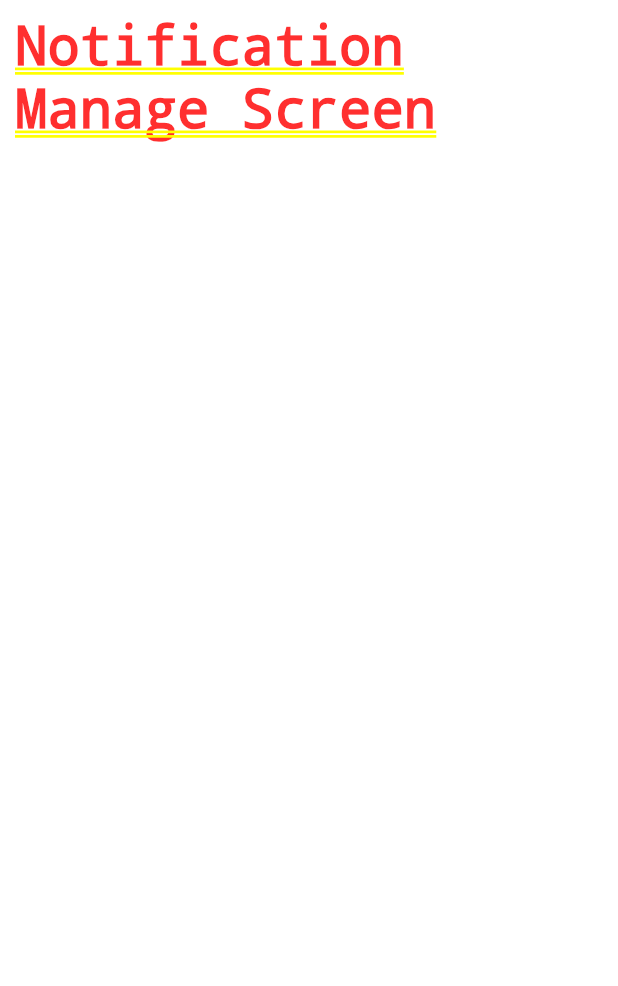
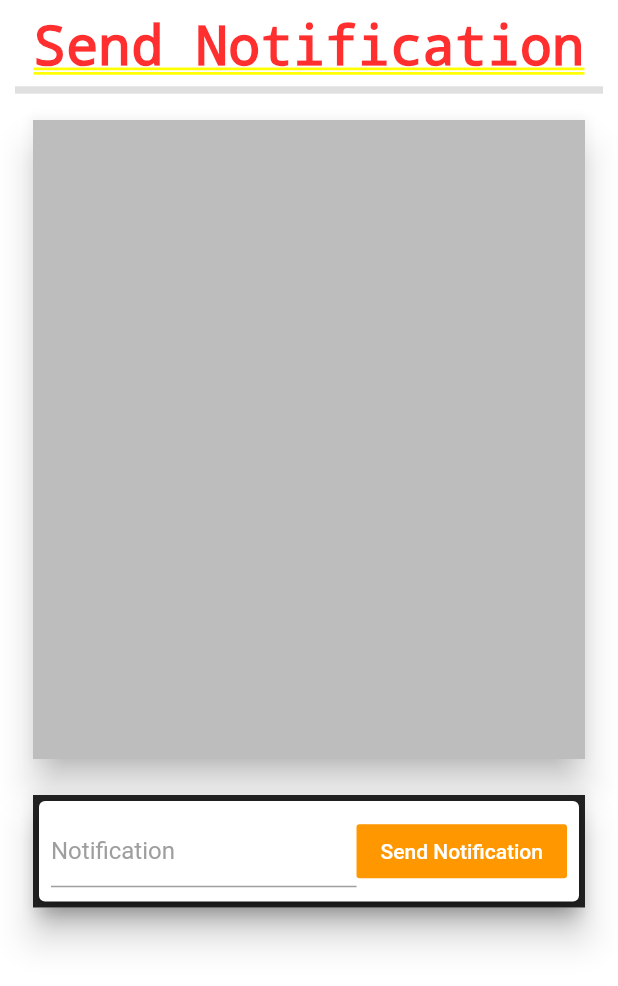
Before and after one commit to OnebytesProjects/Grocery-App, a Flutter app: the NotificationScreen screen opened directly, on a phone screen of 412 x 824 dp. Shown: the top 986 px of the screen. Run offline on Flutter 3.47's test engine with Material 2 defaults, Android fonts, the phone set to English and light mode, and no system bars; our stand-ins replace cloud_firestore, expandable_text, firebase_auth, firebase_core, firebase_storage, flutter_easyloading and 6 more; missing offline and left inert: ars_progress_dialog, clipboard, dart:ffi, dart:html, firebase, flutter_admin_scaffold and 3 more; accounts and stored records are empty; statements that could not run were skipped.

Commit message:
Test-7,BugFix-7
Notification Implemented

```diff
--- /dev/null
+++ b/Admin/lib/Screens/Notification/NotificationWidget.dart
@@ -0,0 +1,71 @@
+import 'package:admin/Screens/Notification/SendNotificationwidget.dart';
+import 'package:admin/Services/notificationservice.dart';
+import 'package:cloud_firestore/cloud_firestore.dart';
+import 'package:firebase_core/firebase_core.dart';
+import 'package:flutter/material.dart';
+
+class NotificationWidget extends StatefulWidget {
+  const NotificationWidget({Key? key}) : super(key: key);
+
+  @override
+  _NotificationWidgetState createState() => _NotificationWidgetState();
+}
+
+class _NotificationWidgetState extends State<NotificationWidget> {
+  NotifiationService _services = NotifiationService();
+
+  @override
+  Widget build(BuildContext context) {
+    return Scaffold(
+      backgroundColor: Colors.grey[300],
+      body: DisplayNotifications(),
+    );
+  }
+  DisplayNotifications(){
+    return Container(
+      height: double.infinity,
+      width: double.infinity,
+      color: Colors.grey[400],
+      child: Padding(
+        padding: EdgeInsets.all(10),
+        child:StreamBuilder<QuerySnapshot>(
+          stream: _services.notifications.doc('Admin').collection('notifications').snapshots(),
+          builder: (BuildContext context, AsyncSnapshot<QuerySnapshot> snapshot) {
+            if (snapshot.hasError) {
+              return Text('Something went wrong');
+            }
+
+            if (snapshot.connectionState == ConnectionState.waiting) {
+              return Text("Loading");
+            }
+
+            return ListView(
+              children: snapshot.data!.docs.map((DocumentSnapshot document) {
+                Map<String, dynamic> data = document.data()! as Map<String, dynamic>;
+                return Card(
+                  elevation: 3,
+                  child: Padding(
+                    padding: const EdgeInsets.all(8.0),
+                    child: ListTile(
+                      title: Text(data['content']),
+                      trailing: IconButton(
+                        icon: Icon(Icons.delete),
+                        onPressed: (){
+
+                          DeleteNotification(document.id);
+                        },
+                      ),
+                    ),
+                  ),
+                );
+              }).toList(),
+            );
+          },
+        )
+      ),
+    );
+  }
+  DeleteNotification(docId){
+    _services.notifications.doc('Admin').collection('notifications').doc(docId).delete();
+  }
+}
--- /dev/null
+++ b/Admin/lib/Screens/Notification/SendNotificationwidget.dart
@@ -0,0 +1,107 @@
+import 'package:admin/Services/notificationservice.dart';
+import 'package:cloud_firestore/cloud_firestore.dart';
+import 'package:flutter/material.dart';
+import 'package:flutter_easyloading/flutter_easyloading.dart';
+
+class SendNotificaton extends StatefulWidget {
+  const SendNotificaton({Key? key}) : super(key: key);
+
+  @override
+  _SendNotificatonState createState() => _SendNotificatonState();
+}
+
+class _SendNotificatonState extends State<SendNotificaton> {
+  final _formKey = GlobalKey<FormState>();
+  var notificationcontroller = TextEditingController();
+  String notificationData = '';
+  NotifiationService _services = NotifiationService();
+
+  @override
+  Widget build(BuildContext context) {
+    return Scaffold(
+      body:Form(
+        key: _formKey,
+        child: Container(
+            height: 75,
+            width: double.infinity,
+            color: Colors.black87,
+            child: Card(
+              elevation: 5,
+              child: Padding(
+                padding: const EdgeInsets.all(8.0),
+                child: Row(
+                  children: [
+                    Expanded(
+                      child: TextFormField(
+                        controller: notificationcontroller,
+                        validator: (value) {
+                          if (value!.isEmpty) {
+                            return 'Enter Notification';
+                          }
+                          return null;
+                        },
+                        decoration: InputDecoration(
+                          contentPadding: EdgeInsets.zero,
+                          labelText: 'Notification',
+                          labelStyle: TextStyle(color: Colors.grey),
+                        ),
+                      ),
+                    ),
+                    FlatButton(
+                      color: Colors.orange,
+                      child: Text(
+                        'Send Notification',
+                        style: TextStyle(color: Colors.white),
+                      ),
+                      onPressed: () {
+                        if (_formKey.currentState!.validate()) {
+                          print(notificationcontroller.text);
+                          setState(() {
+                            this.notificationData = notificationcontroller.text;
+                          });
+                          //update admin
+                          _services.notifications.doc('Admin').set({
+                            'user':'Admin',
+                          });
+                          _services.notifications.doc('Admin').collection('notifications').add({
+                            'content':notificationData,
+                          });
+
+                          //user update
+                          FirebaseFirestore.instance
+                              .collection('users')
+                              .get()
+                              .then((QuerySnapshot querySnapshot) {
+                            querySnapshot.docs.forEach((doc) {
+
+                              print('data: ${doc["id"]}\n');
+                              UpdateUserNotification(doc['id'].toString(),notificationData);
+                            });
+                          });
+                          EasyLoading.showSuccess('Notification Published');
+                          notificationcontroller.clear();
+                        }
+                      },
+                    ),
+                  ],
+                ),
+              ),
+            )),
+      ),
+    );
+  }
+  UpdateUserNotification(userid,data){
+
+    _services.users.doc(userid).collection('notifications').add({
+      'content':data,
+    });
+
+    // DocumentReference docs =
+    // _services.users.doc(userid);
+    // docs.update({
+    //   'Notification' : FieldValue.arrayUnion([
+    //     {'content': data}
+    //   ]),
+    // });
+  }
+}
--- a/Admin/lib/Screens/Notification/notification_screen.dart
+++ b/Admin/lib/Screens/Notification/notification_screen.dart
@@ -1,3 +1,5 @@
+import 'package:admin/Screens/Notification/NotificationWidget.dart';
+import 'package:admin/Screens/Notification/SendNotificationwidget.dart';
 import 'package:admin/Services/sidebar.dart';
 import 'package:flutter/material.dart';
 import 'package:flutter_admin_scaffold/admin_scaffold.dart';
@@ -9,25 +11,52 @@ class NotificationScreen extends StatelessWidget {
     SidebarWidget _sideBar = SidebarWidget();
 
     return AdminScaffold(
-      backgroundColor: Colors.white,
+      backgroundColor: Colors.grey[100],
       appBar: AppBar(
         backgroundColor: Colors.black87,
         iconTheme: IconThemeData(
             color: Colors.white
         ),
-        title: const Text('Notification' ,style: TextStyle(color: Colors.white),),
+        title: const Text('Categories' ,style: TextStyle(color: Colors.white),),
       ),
       sideBar: _sideBar.sideBarmenus(context,NotificationScreen.id),
       body: SingleChildScrollView(
         child: Container(
           alignment: Alignment.topLeft,
           padding: const EdgeInsets.all(10),
-          child: Text(
-            'Notification Manage Screen',
-            style: TextStyle(
-              fontWeight: FontWeight.w700,
-              fontSize: 36,
-            ),
+          child: Column(
+            children: [
+              Text(
+                'Send Notification',
+                style: TextStyle(
+                  fontWeight: FontWeight.w700,
+                  fontSize: 36,
+                ),
+              ),
+              Divider(thickness: 5,),
+              Container(
+                height: 450,
+                width: double.infinity,
+                child: Padding(
+                  padding: const EdgeInsets.all(8.0),
+                  child: Card(
+                    elevation: 10,
+                    child: NotificationWidget(),
+                  ),
+                ),
+              ),
+              Container(
+                height: 99,
+                width: double.infinity,
+                child: Padding(
+                  padding: const EdgeInsets.all(8.0),
+                  child: Card(
+                    elevation: 10,
+                    child: SendNotificaton(),
+                  ),
+                ),
+              ),
+            ],
           ),
         ),
       ),
--- /dev/null
+++ b/Admin/lib/Services/notificationservice.dart
@@ -0,0 +1,6 @@
+import 'package:cloud_firestore/cloud_firestore.dart';
+
+class NotifiationService{
+  CollectionReference notifications = FirebaseFirestore.instance.collection('notifications');
+  CollectionReference users = FirebaseFirestore.instance.collection('users');
+}
--- a/App/milk/lib/Screens/HomeScreen/Home/Mainscreen.dart
+++ b/App/milk/lib/Screens/HomeScreen/Home/Mainscreen.dart
@@ -12,7 +12,7 @@ import 'package:milk/Screens/HomeScreen/Home/Home.dart';
 import 'package:milk/Screens/HomeScreen/OrderHistory/Order_History.dart';
 import 'package:milk/Screens/HomeScreen/Screens/ClientFeeds/Cancelation_and_Refund.dart';
 import 'package:milk/Screens/HomeScreen/Referal/Referal.dart';
-import 'package:milk/Screens/Notifications.dart';
+import 'package:milk/Screens/HomeScreen/Notification/Notifications.dart';
 import 'package:milk/Screens/SplashScreen/WelcomeScreen.dart';
 import 'package:milk/models/product_model.dart';
 import 'package:milk/providers/auth_provider.dart';
--- a/App/milk/lib/Screens/HomeScreen/Product/ProductScreen.dart
+++ b/App/milk/lib/Screens/HomeScreen/Product/ProductScreen.dart
@@ -6,7 +6,7 @@ import 'package:flutter/material.dart';
 import 'package:flutter_easyloading/flutter_easyloading.dart';
 import 'package:intl/intl.dart';
 import 'package:milk/Screens/HomeScreen/Cart/Cart.dart';
-import 'package:milk/Screens/Notifications.dart';
+import 'package:milk/Screens/HomeScreen/Notification/Notifications.dart';
 import 'package:milk/models/product_model.dart';
 import 'package:milk/services/cart_services.dart';
 import 'package:search_page/search_page.dart';
--- a/App/milk/lib/main.dart
+++ b/App/milk/lib/main.dart
@@ -6,6 +6,7 @@ import 'package:milk/Screens/SplashScreen/WelcomeScreen.dart';
 import 'package:milk/providers/auth_provider.dart';
 import 'package:milk/providers/cart__provider.dart';
 import 'package:milk/providers/coupon_provider.dart';
+import 'package:milk/providers/notificationProvider.dart';
 import 'package:milk/providers/referal_provider.dart';
 import 'package:milk/providers/store_provider.dart';
 import 'package:milk/Screens/HomeScreen/UserRegistration/UserRegistration.dart';
@@ -24,6 +25,7 @@ void main() async {
         ChangeNotifierProvider(create: (_) => CartProvider()),
         ChangeNotifierProvider(create: (_) => CouponProvider()),
         ChangeNotifierProvider(create: (_) => ReferalProvider()),
+        ChangeNotifierProvider(create: (_) => NotificationProvider()),
       ],
       child: MyApp(),
     ),
```
Also changed, not shown: App/milk/lib/Screens/HomeScreen/Notification/Notifications.dart (added, +79 -0 lines), App/milk/lib/Screens/Notifications.dart (deleted, +0 -28 lines), App/milk/lib/providers/notificationProvider.dart (added, +24 -0 lines), 1 other file.
